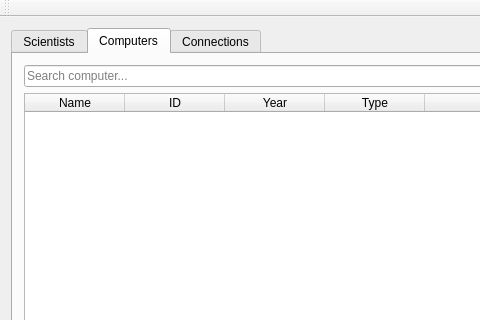
First picture: the form in vln-vika3/vln3/mainwindow.ui, repository hoddiingi/vln1-2016, before the edit; both pictures show x 0 to 480 and y 0 to 320 of the 630 by 611 pixel window.
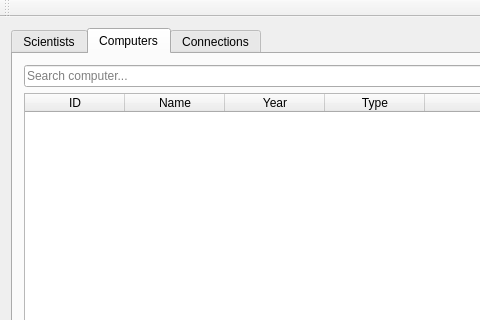
Second picture: the form after the edit. The open tabs and pages were chosen to show the change.

What changed in the file:
```diff
--- a/vln-vika3/vln3/mainwindow.ui
+++ b/vln-vika3/vln3/mainwindow.ui
@@ -158,12 +158,12 @@
           </attribute>
           <column>
            <property name="text">
-            <string>Name</string>
+            <string>ID</string>
            </property>
           </column>
           <column>
            <property name="text">
-            <string>ID</string>
+            <string>Name</string>
            </property>
           </column>
           <column>
```
